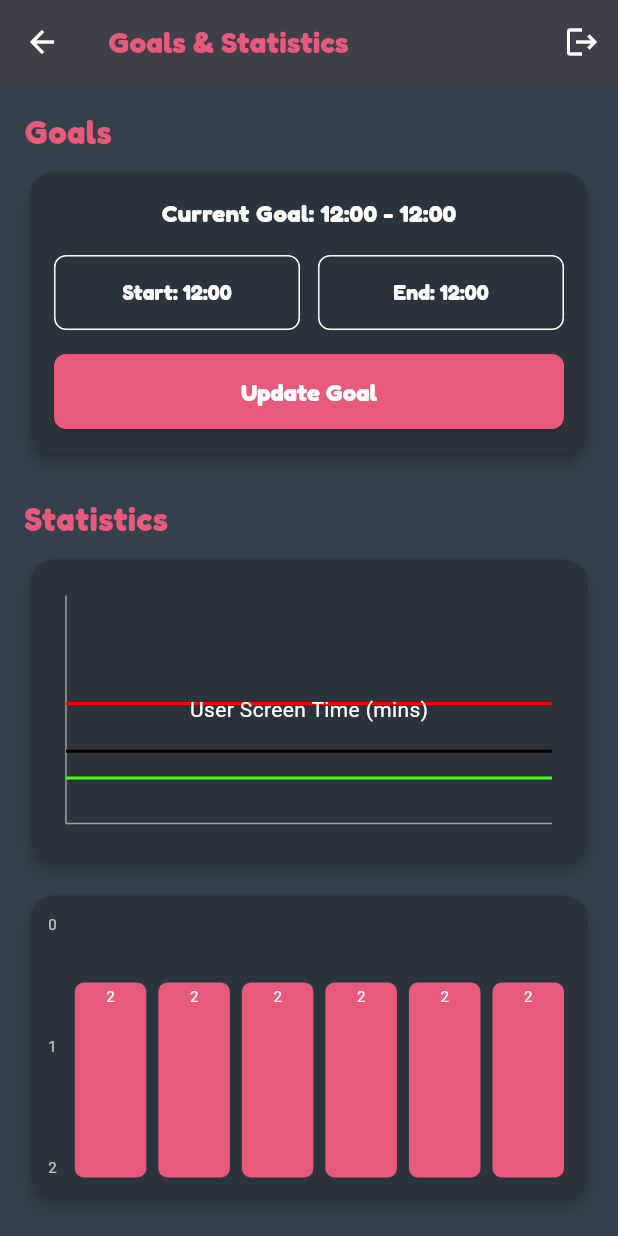
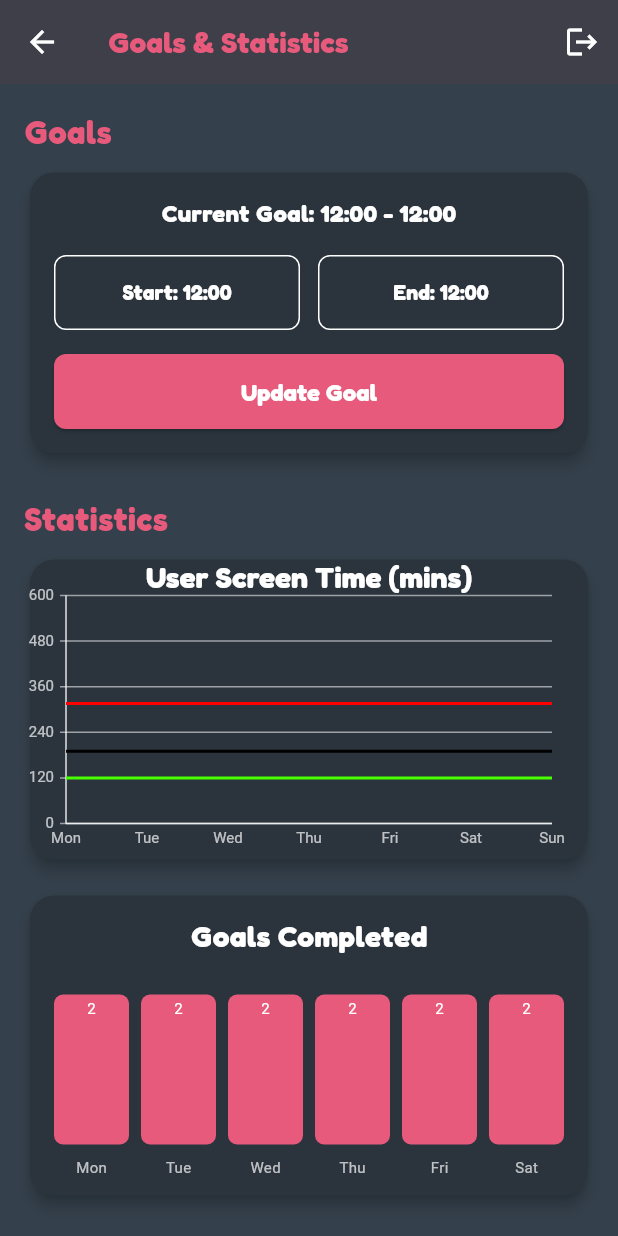
Before and after one commit to austinglashure/MobileScreenBuddy, a Flutter app: the screen it shows after launch, after a tap on "Login", after a tap on the "bar chart" icon, on a phone screen of 412 x 824 dp. Run offline on Flutter 3.47's test engine with Material 3 defaults, Android fonts, the light colour scheme and no system bars.

Commit message:
Updated chart styles (BEFORE ADDED LABELS)

```diff
--- a/screenbuddy_mobile/lib/main.dart
+++ b/screenbuddy_mobile/lib/main.dart
@@ -653,6 +653,7 @@ class InventoryBar extends StatelessWidget {
 class GoalsStatsView extends StatefulWidget {
   final AppState state;
   const GoalsStatsView({super.key, required this.state});
+
   @override
   State<GoalsStatsView> createState() => _GoalsStatsViewState();
 }
@@ -789,10 +790,7 @@ class _GoalsStatsViewState extends State<GoalsStatsView> {
               child: CustomPaint(
                 painter: LineChartPainter(widget.state.dailyMinutes),
                 child: const Center(
-                  child: Text(
-                    "User Screen Time (mins)",
-                    style: TextStyle(color: Color.fromARGB(255, 255, 255, 255)),
-                  ),
+
                 ),
               ),
             ),
@@ -916,6 +914,7 @@ class _ShopViewState extends State<ShopView> {
 
 class LineChartPainter extends CustomPainter {
   final List<int> data;
+  final List<String> days = ['Mon', 'Tue', 'Wed', 'Thu', 'Fri', 'Sat', 'Sun'];
 
   // 5 hours and 16 minutes is the average for all Americans (316 mins)
   final List<int> averageDailyMinutes = List.generate(7, (_) => 316);
@@ -929,6 +928,9 @@ class LineChartPainter extends CustomPainter {
     final padding = 24.0;
     final chartWidth = size.width - padding * 2;
     final chartHeight = size.height - padding * 2;
+
+    final labelStyle = const TextStyle(color: Colors.white70, fontSize: 10);
+    final double dyStep = 120.0; // Every 2 hours (120 minutes)
 
     /*-------------------Paint Colors-------------------------------------*/
 
@@ -974,7 +976,52 @@ class LineChartPainter extends CustomPainter {
 
     final dx = chartWidth / (averageDailyMinutes.length - 1);
 
+    /*-----------------------Draw axis tick lines and labels---------------------*/
+
+    // Y labels
+    for (double yVal = 0; yVal <= maxVal; yVal += dyStep) {
+      final y = size.height - padding - (yVal / maxVal) * chartHeight;
+      canvas.drawLine(Offset(padding - 4, y), Offset(size.width - padding, y), axisPaint);
+
+      final tp = TextPainter(
+        text: TextSpan(text: yVal.toInt().toString(), style: labelStyle),
+        textDirection: TextDirection.ltr,
+      )..layout();
+      tp.paint(canvas, Offset(padding - tp.width - 8, y - tp.height / 2));
+    }
+
+    // X labels
+    for (int i = 0; i < days.length; i++) {
+      final x = padding + i * dx;
+      final tp = TextPainter(
+        text: TextSpan(text: days[i], style: labelStyle),
+        textDirection: TextDirection.ltr,
+      )..layout();
+      tp.paint(canvas, Offset(x - tp.width / 2, size.height - padding + 4));
+    }
+
+    // X and Y lines
+    canvas.drawLine(Offset(padding, padding), Offset(padding, size.height - padding), axisPaint);
+    canvas.drawLine(Offset(padding, size.height - padding), Offset(size.width - padding, size.height - padding), axisPaint);
+
+
+    // Title
+
+    final titleTp = TextPainter(
+      text: TextSpan(
+        text: 'User Screen Time (mins)',
+        style: titleStyle.copyWith(color: Colors.white, fontSize: 20),
+      ),
+      textDirection: TextDirection.ltr,
+    )..layout();
+
+    titleTp.paint(canvas, Offset(
+      (size.width - titleTp.width) / 2,
+      padding / 2 - titleTp.height / 2,
+    ));
+
     /*-----------------------Drawing the Default Lines---------------------*/
+
 
     final averageMinutesPath = Path();
     for (int i = 0; i < averageDailyMinutes.length; i++) {
@@ -1036,30 +1083,36 @@ class BarChart extends StatelessWidget {
   @override
   Widget build(BuildContext context) {
     final maxVal = data.isEmpty ? 1 : data.reduce(max);
-    return Row(
-      crossAxisAlignment: CrossAxisAlignment.end,
+    const barHeight = 100.0;
+    final days = ['Mon', 'Tue', 'Wed', 'Thu', 'Fri', 'Sat', 'Sun'];
+
+    return SizedBox(
+      height: barHeight + 30, // extra room to prevent overflow
+      child: Column(
+        crossAxisAlignment: CrossAxisAlignment.stretch,
         children: [
-        Column(
-          mainAxisAlignment: MainAxisAlignment.spaceBetween,
-          children: List.generate(
-            maxVal + 1,
-            (i) => Text(
-              "$i",
-              style: const TextStyle(color: Colors.white70, fontSize: 10),
+          Center(
+            child: Padding(
+              padding: const EdgeInsets.only(bottom: 12),
+              child: Text(
+                "Goals Completed",
+                style: titleStyle.copyWith(color: Colors.white, fontSize: 20),
               ),
             ),
           ),
-        const SizedBox(width: 8),
           Expanded(
             child: Row(
               crossAxisAlignment: CrossAxisAlignment.end,
-            children: [
-              for (int i = 0; i < data.length; i++)
-                Expanded(
+              children: List.generate(data.length, (i) {
+                final height = maxVal == 0 ? 0 : (data[i] / maxVal) * barHeight;
+                return Expanded(
                   child: Padding(
                     padding: const EdgeInsets.symmetric(horizontal: 4),
-                    child: Container(
-                      height: maxVal == 0 ? 0 : (data[i] / maxVal) * 130,
+                    child: Column(
+                      mainAxisAlignment: MainAxisAlignment.end,
+                      children: [
+                        Container(
+                          height: height.toDouble(),
                           decoration: BoxDecoration(
                             color: kAccent,
                             borderRadius: BorderRadius.circular(6),
@@ -1078,12 +1131,31 @@ class BarChart extends StatelessWidget {
                             ),
                           ),
                         ),
+                      ],
                     ),
+                  ),
+                );
+              }),
+            ),
+          ),
+          const SizedBox(height: 8),
+          Row(
+            children: List.generate(data.length, (i) {
+              return Expanded(
+                child: Center(
+                  child: Text(
+                    days[i],
+                    style: const TextStyle(
+                      color: Colors.white70,
+                      fontSize: 10,
+                    ),
+                  ),
+                ),
+              );
+            }),
           ),
         ],
       ),
-        ),
-      ],
     );
   }
 }
```
Lines whose indentation alone changed are shown as unchanged.
